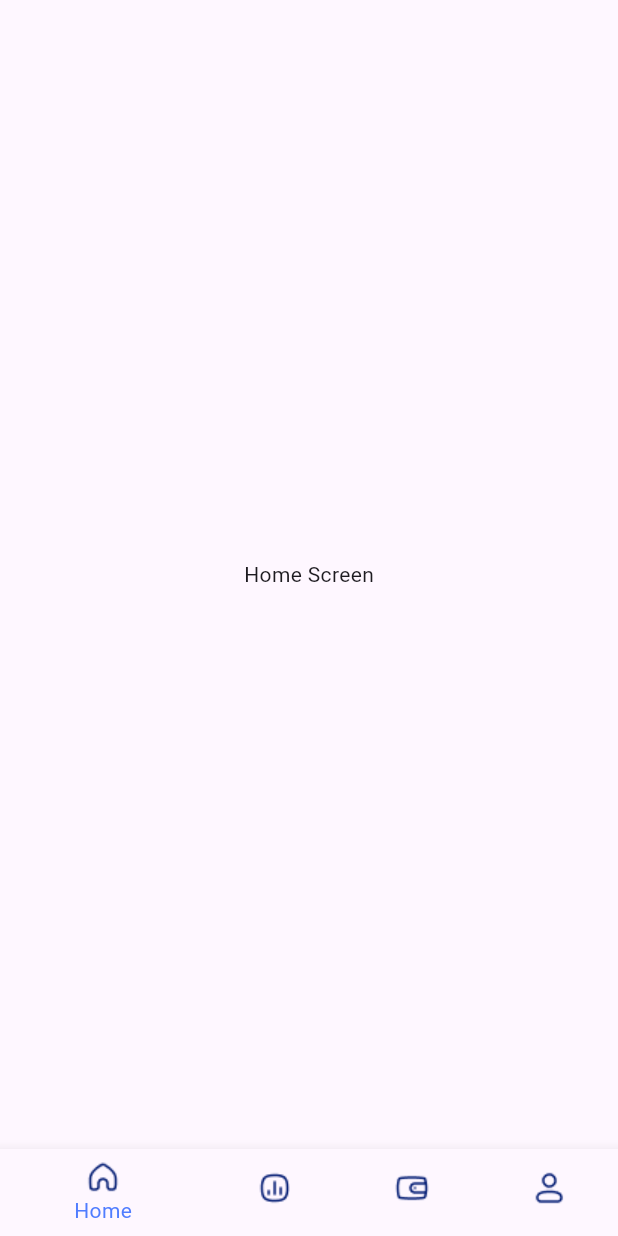
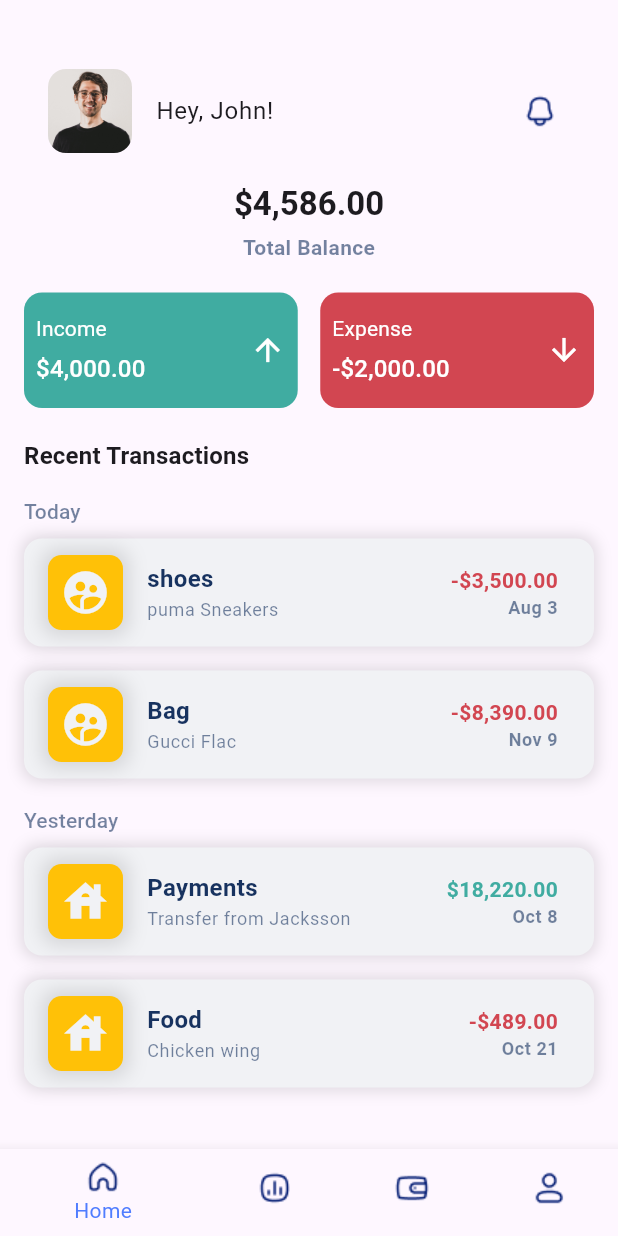
Before and after one commit to mohammed-swafvan/money-manager, a Flutter app: the screen it shows after launch, on a phone screen of 412 x 824 dp. Run offline on Flutter 3.47's test engine with Material 2 defaults, Android fonts, the phone set to English and light mode, and no system bars.

Commit message:
home screen design is ready now

```diff
--- /dev/null
+++ b/lib/models/transaction_model.dart
@@ -0,0 +1,28 @@
+enum TransactionType {
+  outflow,
+  inflow,
+}
+
+enum ItemCategoryType {
+  fashion,
+  grocery,
+  payments,
+}
+
+class Transaction {
+  final ItemCategoryType? categoryType;
+  final TransactionType? transactionType;
+  final String? itemName;
+  final String? categoryName;
+  final String? amount;
+  final String? date;
+
+  const Transaction({
+    this.categoryType,
+    this.transactionType,
+    this.itemName,
+    this.categoryName,
+    this.amount,
+    this.date,
+  });
+}
--- /dev/null
+++ b/lib/models/user_info_model.dart
@@ -0,0 +1,63 @@
+import 'package:money_manager/models/transaction_model.dart';
+
+class UserInfoModel {
+  final String userName;
+  final String totalBalance;
+  final String inflow;
+  final String outflow;
+  final List<Transaction> transaction;
+
+  UserInfoModel({
+    required this.userName,
+    required this.totalBalance,
+    required this.inflow,
+    required this.outflow,
+    required this.transaction,
+  });
+}
+
+const List<Transaction> transactionOne = [
+  Transaction(
+    categoryType: ItemCategoryType.fashion,
+    transactionType: TransactionType.outflow,
+    categoryName: "shoes",
+    itemName: "puma Sneakers",
+    amount: "3,500.00",
+    date: "Aug 3",
+  ),
+  Transaction(
+    categoryType: ItemCategoryType.fashion,
+    transactionType: TransactionType.outflow,
+    categoryName: "Bag",
+    itemName: "Gucci Flac",
+    amount: "8,390.00",
+    date: "Nov 9",
+  ),
+];
+
+const List<Transaction> transactionTwo = [
+  Transaction(
+    categoryType: ItemCategoryType.payments,
+    transactionType: TransactionType.inflow,
+    categoryName: "Payments",
+    itemName: "Transfer from Jacksson",
+    amount: "18,220.00",
+    date: "Oct 8",
+  ),
+  Transaction(
+    categoryType: ItemCategoryType.grocery,
+    transactionType: TransactionType.outflow,
+    categoryName: "Food",
+    itemName: "Chicken wing",
+    amount: "489.00",
+    date: "Oct 21",
+  ),
+];
+
+final userData = UserInfoModel(
+  userName: "Hey, John!",
+  totalBalance: "4,586.00",
+  inflow: "4,000.00",
+  outflow: "2,000.00",
+  transaction: transactionOne,
+);
--- a/lib/presentation/screens/home_screen-tab.dart
+++ /dev/null
@@ -1,12 +0,0 @@
-import 'package:flutter/material.dart';
-
-class HomeScreenTab extends StatelessWidget {
-  const HomeScreenTab({super.key});
-
-  @override
-  Widget build(BuildContext context) {
-    return Center(
-      child: Text("Home Screen"),
-    );
-  }
-}
--- /dev/null
+++ b/lib/presentation/screens/home_screen_tab.dart
@@ -0,0 +1,100 @@
+import 'package:flutter/material.dart';
+import 'package:money_manager/models/user_info_model.dart';
+import 'package:money_manager/presentation/utils/custom_colors.dart';
+import 'package:money_manager/presentation/utils/custom_size.dart';
+import 'package:money_manager/presentation/utils/dimension.dart';
+import 'package:money_manager/presentation/widgets/income_expense_card.dart';
+import 'package:money_manager/presentation/widgets/transation_item_tile.dart';
+
+class HomeScreenTab extends StatelessWidget {
+  const HomeScreenTab({super.key});
+
+  @override
+  Widget build(BuildContext context) {
+    return SingleChildScrollView(
+      child: Padding(
+        padding: EdgeInsets.all(Dimensions.defaultSpacing),
+        child: Column(
+          crossAxisAlignment: CrossAxisAlignment.start,
+          children: [
+            CustomSize.height30,
+            ListTile(
+              leading: ClipRRect(
+                borderRadius: BorderRadius.circular(Dimensions.defaultRadius),
+                child: Image.asset("assets/images/avatar.jpeg"),
+              ),
+              title: Text(userData.userName),
+              trailing: Image.asset("assets/icons/bell.png"),
+            ),
+            CustomSize.height20,
+            Center(
+              child: Column(
+                children: [
+                  Text(
+                    "\$${userData.totalBalance}",
+                    style: Theme.of(context).textTheme.titleLarge?.copyWith(fontWeight: FontWeight.bold),
+                  ),
+                  CustomSize.height5,
+                  Text(
+                    "Total Balance",
+                    style: Theme.of(context)
+                        .textTheme
+                        .bodyMedium
+                        ?.copyWith(color: CustomColors.fontSubHeading, fontWeight: FontWeight.w600),
+                  ),
+                ],
+              ),
+            ),
+            CustomSize.height20,
+            Row(
+              children: [
+                Expanded(
+                  child: IncomeExpenseCard(
+                    label: "Income",
+                    amount: "\$${userData.inflow}",
+                    icon: Icons.arrow_upward,
+                  ),
+                ),
+                CustomSize.width15,
+                Expanded(
+                  child: IncomeExpenseCard(
+                    label: "Expense",
+                    amount: "-\$${userData.outflow}",
+                    icon: Icons.arrow_downward,
+                  ),
+                ),
+              ],
+            ),
+            CustomSize.height20,
+            Text(
+              "Recent Transactions",
+              style: Theme.of(context).textTheme.titleMedium?.copyWith(fontWeight: FontWeight.bold),
+            ),
+            CustomSize.height15,
+            Text(
+              "Today",
+              style: Theme.of(context)
+                  .textTheme
+                  .titleSmall
+                  ?.copyWith(color: CustomColors.fontSubHeading, fontWeight: FontWeight.w500),
+            ),
+            ...userData.transaction.map(
+              (transaction) => TransationItemTile(transaction: transaction),
+            ),
+            CustomSize.height10,
+            Text(
+              "Yesterday",
+              style: Theme.of(context)
+                  .textTheme
+                  .titleSmall
+                  ?.copyWith(color: CustomColors.fontSubHeading, fontWeight: FontWeight.w500),
+            ),
+            ...transactionTwo.map(
+              (transaction) => TransationItemTile(transaction: transaction),
+            ),
+          ],
+        ),
+      ),
+    );
+  }
+}
--- a/lib/presentation/screens/main_screen_host.dart
+++ b/lib/presentation/screens/main_screen_host.dart
@@ -1,6 +1,6 @@
 import 'package:flutter/material.dart';
 import 'package:money_manager/presentation/screens/home_profile_tab.dart';
-import 'package:money_manager/presentation/screens/home_screen-tab.dart';
+import 'package:money_manager/presentation/screens/home_screen_tab.dart';
 import 'package:money_manager/presentation/utils/custom_colors.dart';
 
 class MainScreenHost extends StatefulWidget {
--- a/lib/presentation/utils/custom_colors.dart
+++ b/lib/presentation/utils/custom_colors.dart
@@ -1,17 +1,17 @@
 import 'package:flutter/material.dart';
 
 class CustomColors {
-
   static Color primaryDark = const Color(0xFF40ACA1);
   static Color primaryLight = const Color(0xFF6CDAFF);
 
   static Color secondaryDark = const Color(0xFF507DFF);
   static Color secondaryLight = const Color(0xFF60A6FF);
 
-  static Color fontDark = const Color(0xFF5C6E8D);
+  static Color fontDark = const Color.fromARGB(255, 23, 50, 95);
   static Color fontLight = const Color(0xFFB3C7E0);
 
-  static Color accent = const Color(0xFF8A4D52);
+  static Color fontSubHeading = fontDark.withOpacity(0.6);
+
+  static Color accent = const Color.fromARGB(255, 210, 70, 81);
   static Color background = const Color(0xFFF1F2F5);
-
 }
--- /dev/null
+++ b/lib/presentation/utils/custom_size.dart
@@ -0,0 +1,18 @@
+import 'package:flutter/material.dart';
+
+class CustomSize {
+
+  // height
+  static SizedBox height5 = const SizedBox(height: 5);
+  static SizedBox height10 = const SizedBox(height: 10);
+  static SizedBox height15 = const SizedBox(height: 15);
+  static SizedBox height20 = const SizedBox(height: 20);
+  static SizedBox height30 = const SizedBox(height: 30);
+
+  //width
+  static SizedBox width10 = const SizedBox(width: 10);
+  static SizedBox width15 = const SizedBox(width: 15);
+  static SizedBox width20 = const SizedBox(width: 20);
+  static SizedBox width30 = const SizedBox(width: 30);
+
+}
--- /dev/null
+++ b/lib/presentation/widgets/income_expense_card.dart
@@ -0,0 +1,47 @@
+import 'package:flutter/material.dart';
+import 'package:money_manager/presentation/utils/custom_colors.dart';
+import 'package:money_manager/presentation/utils/custom_size.dart';
+import 'package:money_manager/presentation/utils/dimension.dart';
+
+class IncomeExpenseCard extends StatelessWidget {
+  const IncomeExpenseCard({super.key, required this.label, required this.amount, required this.icon});
+
+  final String label;
+  final String amount;
+  final IconData icon;
+
+  @override
+  Widget build(BuildContext context) {
+    return Container(
+      padding: EdgeInsets.symmetric(vertical: Dimensions.defaultSpacing - 2, horizontal: Dimensions.defaultSpacing / 2),
+      decoration: BoxDecoration(
+        color: label == "Income" ? CustomColors.primaryDark : CustomColors.accent,
+        borderRadius: BorderRadius.circular(Dimensions.defaultRadius),
+      ),
+      child: Row(
+        mainAxisAlignment: MainAxisAlignment.spaceBetween,
+        crossAxisAlignment: CrossAxisAlignment.center,
+        children: [
+          Column(
+            crossAxisAlignment: CrossAxisAlignment.start,
+            children: [
+              Text(
+                label,
+                style: Theme.of(context).textTheme.titleSmall?.copyWith(color: Colors.white, fontWeight: FontWeight.w400),
+              ),
+              CustomSize.height5,
+              Text(
+                amount,
+                style: Theme.of(context).textTheme.titleMedium?.copyWith(color: Colors.white, fontWeight: FontWeight.w500),
+              ),
+            ],
+          ),
+          Icon(
+            icon,
+            color: Colors.white,
+          ),
+        ],
+      ),
+    );
+  }
+}
--- /dev/null
+++ b/lib/presentation/widgets/transation_item_tile.dart
@@ -0,0 +1,87 @@
+import 'package:flutter/material.dart';
+import 'package:money_manager/models/transaction_model.dart';
+import 'package:money_manager/presentation/utils/custom_colors.dart';
+import 'package:money_manager/presentation/utils/dimension.dart';
+
+class TransationItemTile extends StatelessWidget {
+  const TransationItemTile({super.key, required this.transaction});
+  final Transaction transaction;
+
+  @override
+  Widget build(BuildContext context) {
+    return Container(
+      margin: EdgeInsets.symmetric(vertical: Dimensions.defaultSpacing / 2),
+      decoration: BoxDecoration(
+        boxShadow: const [
+          BoxShadow(
+            color: Colors.black12,
+            offset: Offset.zero,
+            blurRadius: 8,
+            spreadRadius: 2,
+          ),
+        ],
+        color: CustomColors.background,
+        borderRadius: BorderRadius.circular(
+          Dimensions.defaultRadius,
+        ),
+      ),
+      child: ListTile(
+        leading: Container(
+          padding: EdgeInsets.all(Dimensions.defaultSpacing / 2),
+          decoration: BoxDecoration(
+            boxShadow: const [
+              BoxShadow(
+                color: Colors.black12,
+                offset: Offset.zero,
+                blurRadius: 10,
+                spreadRadius: 4,
+              ),
+            ],
+            color: Colors.amber,
+            borderRadius: BorderRadius.circular(Dimensions.defaultRadius - 3),
+          ),
+          child: Icon(
+            transaction.categoryType == ItemCategoryType.fashion ? Icons.supervised_user_circle_sharp : Icons.house,
+            size: 34,
+            color: CustomColors.background,
+          ),
+        ),
+        title: Text(
+          transaction.categoryName!,
+          style: Theme.of(context).textTheme.bodyMedium?.copyWith(
+                fontWeight: FontWeight.w700,
+                color: CustomColors.fontDark,
+                fontSize: Dimensions.fontSizeTitle,
+              ),
+        ),
+        subtitle: Text(
+          transaction.itemName!,
+          style: Theme.of(context).textTheme.bodySmall?.copyWith(
+                color: CustomColors.fontSubHeading,
+              ),
+        ),
+        trailing: Column(
+          mainAxisAlignment: MainAxisAlignment.center,
+          crossAxisAlignment: CrossAxisAlignment.end,
+          children: [
+            Text(
+              transaction.transactionType == TransactionType.outflow ? "-\$${transaction.amount}" : "\$${transaction.amount}",
+              style: Theme.of(context).textTheme.bodyMedium?.copyWith(
+                    color:
+                        transaction.transactionType == TransactionType.outflow ? CustomColors.accent : CustomColors.primaryDark,
+                    fontWeight: FontWeight.w600,
+                  ),
+            ),
+            Text(
+              transaction.date!,
+              style: Theme.of(context).textTheme.bodySmall?.copyWith(
+                    color: CustomColors.fontSubHeading,
+                    fontWeight: FontWeight.w600,
+                  ),
+            ),
+          ],
+        ),
+      ),
+    );
+  }
+}
--- a/pubspec.yaml
+++ b/pubspec.yaml
@@ -62,6 +62,7 @@ flutter:
   assets:
     - assets/icons/
     - assets/svg/
+    - assets/images/
 
   # An image asset can refer to one or more resolution-specific "variants", see
   # https://flutter.dev/assets-and-images/#resolution-aware
```
Also changed, not shown: assets/images/avatar.jpeg (added).
